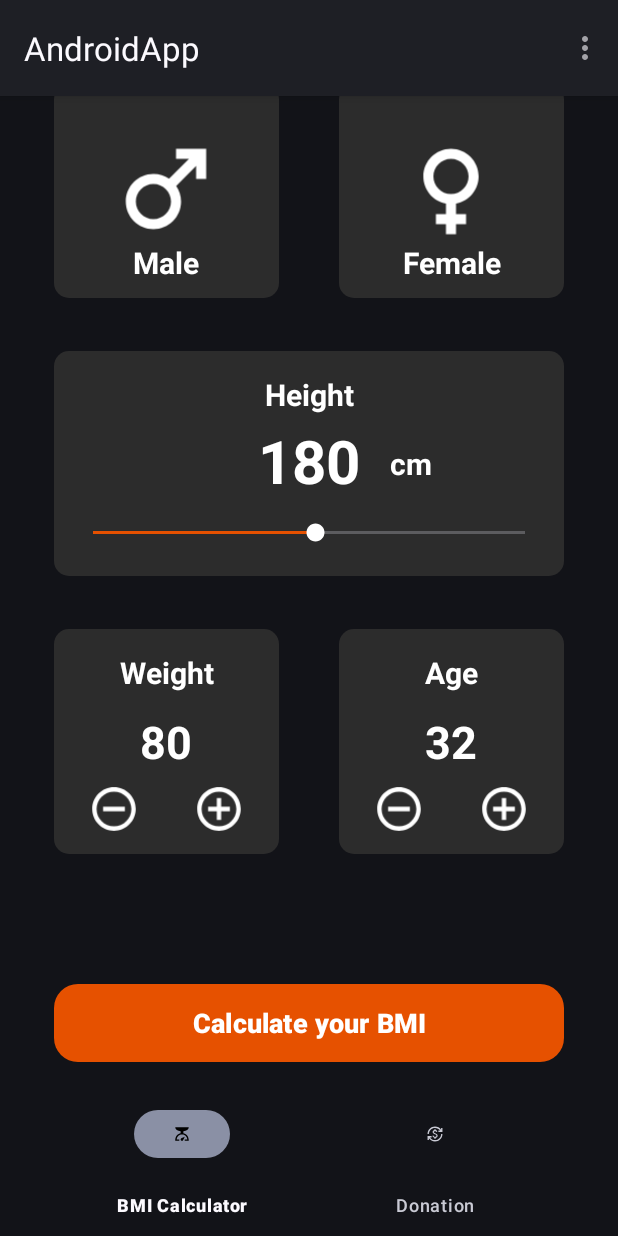
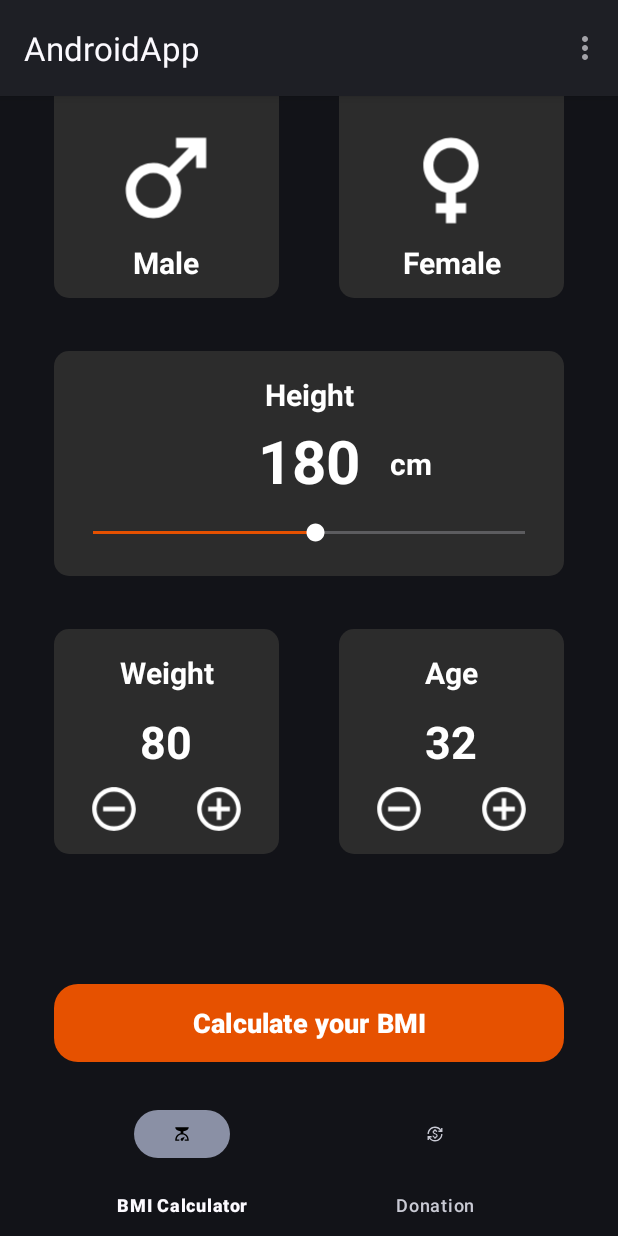
Before and after one commit to bobby-bloom/LF-ZQ16A_AndroidApp, an Android app: the screen it shows after launch (MainActivity), on a phone screen of 412 x 824 dp. Run offline under Robolectric (Android 15) with nearby library versions, the phone set to English and light mode, and no system bars.

Commit message:
removed unnecessary padding

```diff
--- a/app/src/main/res/layout/fragment_bmi.xml
+++ b/app/src/main/res/layout/fragment_bmi.xml
@@ -5,7 +5,6 @@
     xmlns:tools="http://schemas.android.com/tools"
     android:layout_width="match_parent"
     android:layout_height="match_parent"
-    android:paddingTop="16dp"
     tools:context=".MainActivity"
 >
     <!--  BEGIN Centering Helper -->
```
